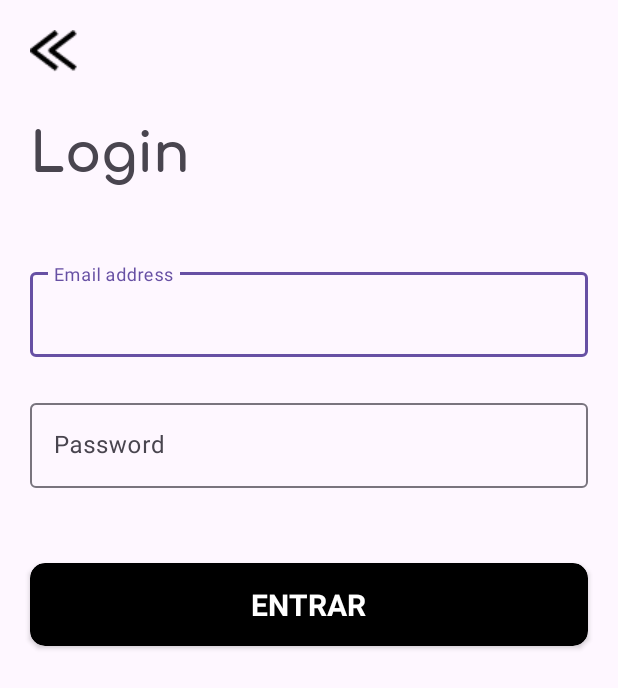
After one commit to ricardosr4/DogsApp, an Android app: the LoginActivity screen opened directly, with no data from a screen before it, on a phone screen of 412 x 824 dp. The commit adds this screen. Shown: the top 688 px of the screen. Run offline under Robolectric (Android 15) with nearby library versions, the phone set to English and light mode, and no system bars.

Commit message:
Diseño XML del Login

```diff
--- a/app/src/main/AndroidManifest.xml
+++ b/app/src/main/AndroidManifest.xml
@@ -12,6 +12,9 @@
         android:supportsRtl="true"
         android:theme="@style/Theme.DogsApp"
         tools:targetApi="31">
+        <activity
+            android:name=".ui.activity.login.LoginActivity"
+            android:exported="false" />
         <activity
             android:name=".ui.activity.register.RegisterActivity"
             android:exported="false" />
--- /dev/null
+++ b/app/src/main/java/com/example/dogsapp/ui/activity/login/LoginActivity.kt
@@ -0,0 +1,21 @@
+package com.example.dogsapp.ui.activity.login
+
+import android.os.Bundle
+import androidx.activity.enableEdgeToEdge
+import androidx.appcompat.app.AppCompatActivity
+import androidx.core.view.ViewCompat
+import androidx.core.view.WindowInsetsCompat
+import com.example.dogsapp.R
+
+class LoginActivity : AppCompatActivity() {
+    override fun onCreate(savedInstanceState: Bundle?) {
+        super.onCreate(savedInstanceState)
+        enableEdgeToEdge()
+        setContentView(R.layout.activity_login)
+        ViewCompat.setOnApplyWindowInsetsListener(findViewById(R.id.main)) { v, insets ->
+            val systemBars = insets.getInsets(WindowInsetsCompat.Type.systemBars())
+            v.setPadding(systemBars.left, systemBars.top, systemBars.right, systemBars.bottom)
+            insets
+        }
+    }
+}
--- /dev/null
+++ b/app/src/main/res/layout/activity_login.xml
@@ -0,0 +1,98 @@
+<?xml version="1.0" encoding="utf-8"?>
+<androidx.constraintlayout.widget.ConstraintLayout xmlns:android="http://schemas.android.com/apk/res/android"
+    xmlns:app="http://schemas.android.com/apk/res-auto"
+    xmlns:tools="http://schemas.android.com/tools"
+    android:id="@+id/main"
+    android:layout_width="match_parent"
+    android:layout_height="match_parent"
+    tools:context=".ui.activity.login.LoginActivity">
+
+    <ImageButton
+        android:id="@+id/back_button"
+        android:layout_width="wrap_content"
+        android:layout_height="wrap_content"
+        android:layout_marginStart="20dp"
+        android:layout_marginTop="20dp"
+        android:background="?attr/selectableItemBackgroundBorderless"
+        android:contentDescription="@string/imageview"
+        android:src="@drawable/img_back"
+        app:layout_constraintStart_toStartOf="parent"
+        app:layout_constraintTop_toTopOf="parent" />
+
+    <TextView
+
+        android:id="@+id/tv_register_title"
+        android:layout_width="wrap_content"
+        android:layout_height="wrap_content"
+        android:layout_marginStart="20dp"
+        android:layout_marginTop="20dp"
+        android:fontFamily="@font/comfortaa_bold"
+        android:text="@string/login_opt2"
+        android:textSize="36sp"
+        android:textStyle="bold"
+        app:layout_constraintStart_toStartOf="parent"
+        app:layout_constraintTop_toBottomOf="@+id/back_button" />
+
+    <com.google.android.material.textfield.TextInputLayout
+        android:id="@+id/tf_email"
+        android:layout_width="0dp"
+        android:layout_height="wrap_content"
+        android:layout_marginHorizontal="20dp"
+        android:layout_marginTop="176dp"
+        android:hint="@string/email_address"
+        app:layout_constraintEnd_toEndOf="parent"
+        app:layout_constraintStart_toStartOf="parent"
+        app:layout_constraintTop_toTopOf="parent"
+        >
+
+        <com.google.android.material.textfield.TextInputEditText
+            android:id="@+id/et_email"
+            android:layout_width="match_parent"
+            android:layout_height="wrap_content"
+            android:inputType="textPersonName" />
+    </com.google.android.material.textfield.TextInputLayout>
+
+    <com.google.android.material.textfield.TextInputLayout
+        android:id="@+id/tf_password"
+        android:layout_width="0dp"
+        android:layout_height="wrap_content"
+        android:layout_marginHorizontal="20dp"
+        android:layout_marginTop="25dp"
+        android:hint="@string/password_login_opt2"
+        app:layout_constraintEnd_toEndOf="parent"
+        app:layout_constraintStart_toStartOf="parent"
+        app:layout_constraintTop_toBottomOf="@+id/tf_email">
+
+        <com.google.android.material.textfield.TextInputEditText
+            android:id="@+id/et_password"
+            android:layout_width="match_parent"
+            android:layout_height="wrap_content"
+            android:inputType="textPersonName" />
+    </com.google.android.material.textfield.TextInputLayout>
+
+    <androidx.cardview.widget.CardView
+        android:id="@+id/cv_login_opt2"
+        android:layout_width="match_parent"
+        android:layout_height="55dp"
+        android:layout_marginHorizontal="20dp"
+        android:layout_marginTop="50dp"
+        android:backgroundTint="@color/black"
+        app:cardCornerRadius="10dp"
+        app:layout_constraintEnd_toEndOf="parent"
+        app:layout_constraintStart_toStartOf="parent"
+        app:layout_constraintTop_toBottomOf="@id/tf_password">
+
+        <TextView
+            android:layout_width="wrap_content"
+            android:layout_height="wrap_content"
+            android:layout_gravity="center"
+            android:text="@string/enter_login_opt2"
+            android:textAllCaps="true"
+            android:textColor="@color/white"
+            android:textSize="20sp"
+            android:textStyle="bold" />
+
+
+    </androidx.cardview.widget.CardView>
+
+</androidx.constraintlayout.widget.ConstraintLayout>
--- a/app/src/main/res/values/strings.xml
+++ b/app/src/main/res/values/strings.xml
@@ -3,7 +3,9 @@
     <string name="imageview">imageView</string>
     <string name="login_con_google">Login con Google</string>
     <string name="login">Login</string>
+    <string name="login_opt2">Login</string>
     <string name="register">Register</string>
+    <string name="enter_login_opt2">entrar</string>
     <string name="registrarse">Registrarse</string>
     <string name="invited">Invited</string>
     <string name="en_caso_de_problemas">En caso de problemas,</string>
@@ -15,4 +17,5 @@
     <string name="nombre_completo">Nombre Completo</string>
     <string name="email_address">Email address</string>
     <string name="create_password">Create password</string>
+    <string name="password_login_opt2">Password</string>
 </resources>
```
